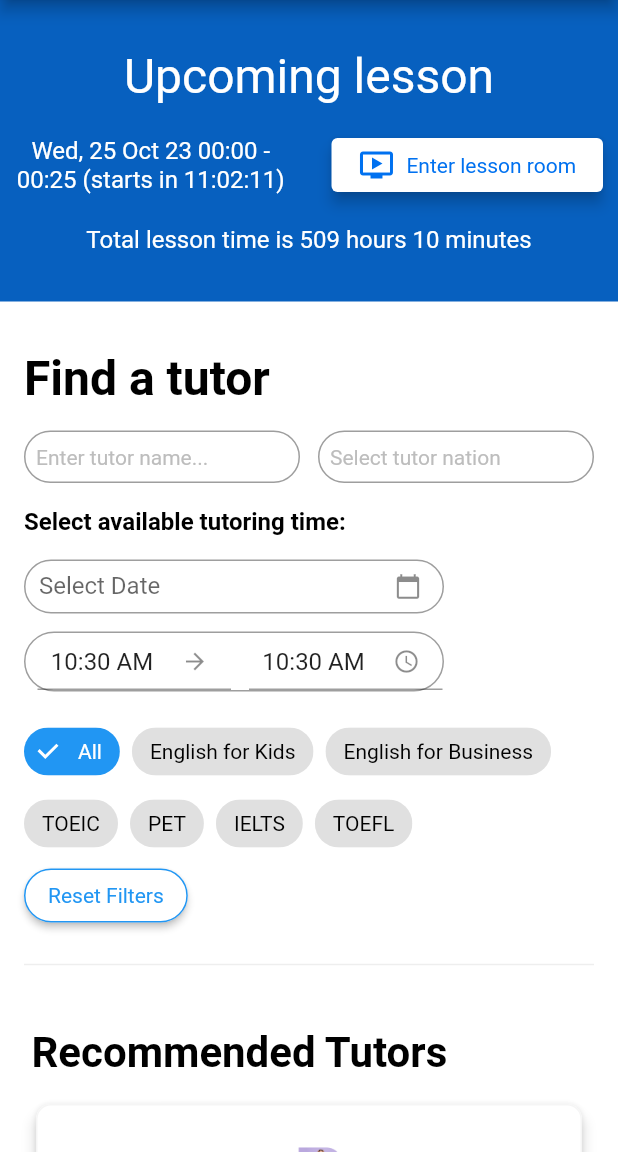
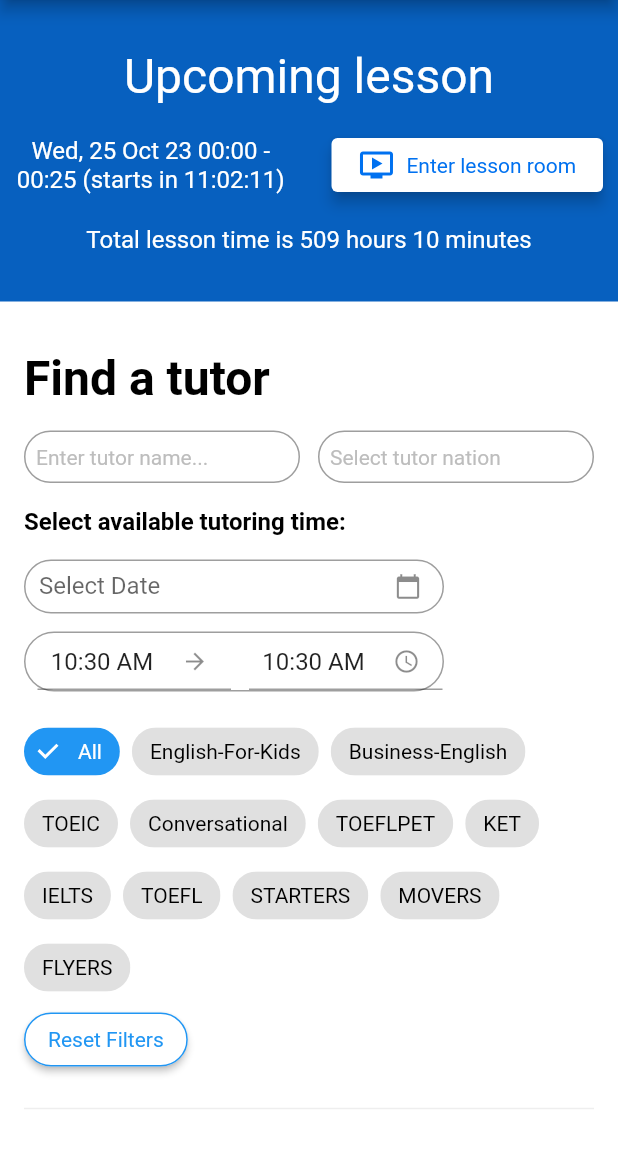
Before and after one commit to duongminhhieu/LetTutor-2024-Flutter-Education-Application, a Flutter app: the ListTeacherPage screen opened by its route, on a phone screen of 412 x 824 dp, the part 84-1236 px from its top. Run offline on Flutter 3.47's test engine with Material 2 defaults, Android fonts, the phone set to English and light mode, and no system bars; our stand-ins replace expandable_text, flutter_rating_bar, flutter_svg, persistent_bottom_nav_bar, youtube_player_flutter; missing offline and left inert: multiselect, syncfusion_flutter_pdfviewer.

Commit message:
done filter for list teacher Page

```diff
--- a/src/lib/data/model/tutor/tutor.dart
+++ b/src/lib/data/model/tutor/tutor.dart
@@ -1,98 +1,98 @@
 import 'package:src/data/model/tutor/tutor_feedback.dart';
 
 class Tutor {
-  final String id;
-  final String level;
-  final String email;
+  final String? id;
+  final String? level;
+  final String? email;
   final String? google;
   final String? facebook;
   final String? apple;
-  final String avatar;
-  final String name;
-  final String country;
-  final String phone;
-  final String language;
-  final String birthday;
-  final bool requestPassword;
-  final bool isActivated;
+  final String? avatar;
+  final String? name;
+  final String? country;
+  final String? phone;
+  final String? language;
+  final String? birthday;
+  final bool? requestPassword;
+  final bool? isActivated;
   final bool? isPhoneActivated;
   final String? requireNote;
-  final int timezone;
+  final int? timezone;
   final String? phoneAuth;
-  final bool isPhoneAuthActivated;
-  final String studySchedule;
-  final bool canSendMessage;
-  final bool isPublicRecord;
+  final bool? isPhoneAuthActivated;
+  final String? studySchedule;
+  final bool? canSendMessage;
+  final bool? isPublicRecord;
   final String? caredByStaffId;
   final String? zaloUserId;
-  final String createdAt;
-  final String updatedAt;
+  final String? createdAt;
+  final String? updatedAt;
   final String? deletedAt;
   final String? studentGroupId;
-  final List<Feedback> feedbacks;
-  final String video;
-  final String bio;
-  final String education;
-  final String experience;
-  final String profession;
+  final List<Feedback>? feedbacks;
+  final String? video;
+  final String? bio;
+  final String? education;
+  final String? experience;
+  final String? profession;
   final String? accent;
-  final String targetStudent;
-  final String interests;
-  final String languages;
-  final String specialties;
+  final String? targetStudent;
+  final String? interests;
+  final String? languages;
+  final String? specialties;
   final String? resume;
-  final double rating;
+  final double? rating;
   final bool? isNative;
   final String? youtubeVideoId;
-  final int price;
-  final bool isOnline;
+  final int? price;
+  final bool? isOnline;
 
   Tutor({
-    required this.id,
-    required this.level,
-    required this.email,
+     this.id,
+     this.level,
+     this.email,
     this.google,
     this.facebook,
     this.apple,
-    required this.avatar,
-    required this.name,
-    required this.country,
-    required this.phone,
-    required this.language,
-    required this.birthday,
-    required this.requestPassword,
-    required this.isActivated,
+     this.avatar,
+     this.name,
+     this.country,
+     this.phone,
+     this.language,
+     this.birthday,
+     this.requestPassword,
+     this.isActivated,
     this.isPhoneActivated,
     this.requireNote,
-    required this.timezone,
+     this.timezone,
     this.phoneAuth,
-    required this.isPhoneAuthActivated,
-    required this.studySchedule,
-    required this.canSendMessage,
-    required this.isPublicRecord,
+     this.isPhoneAuthActivated,
+     this.studySchedule,
+     this.canSendMessage,
+     this.isPublicRecord,
     this.caredByStaffId,
     this.zaloUserId,
-    required this.createdAt,
-    required this.updatedAt,
+     this.createdAt,
+     this.updatedAt,
     this.deletedAt,
     this.studentGroupId,
-    required this.feedbacks,
-    required this.video,
-    required this.bio,
-    required this.education,
-    required this.experience,
-    required this.profession,
+     this.feedbacks,
+     this.video,
+     this.bio,
+     this.education,
+     this.experience,
+     this.profession,
     this.accent,
-    required this.targetStudent,
-    required this.interests,
-    required this.languages,
-    required this.specialties,
+     this.targetStudent,
+     this.interests,
+     this.languages,
+     this.specialties,
     this.resume,
-    required this.rating,
+     this.rating,
     this.isNative,
     this.youtubeVideoId,
-    required this.price,
-    required this.isOnline,
+     this.price,
+     this.isOnline,
   });
 
   factory Tutor.fromJson(Map<String, dynamic> json) {
--- a/src/lib/pages/listTeacherPage/components/filter_component.dart
+++ b/src/lib/pages/listTeacherPage/components/filter_component.dart
@@ -1,10 +1,22 @@
 import 'package:flutter/material.dart';
+import 'package:provider/provider.dart';
+import 'package:src/data/model/tutor/tutor.dart';
+import 'package:src/providers/tutor_provider.dart';
 
 import '../../../commons/dateSelection.dart';
 import '../../../commons/timeRange.dart';
 
-class FilterComponent extends StatelessWidget {
+class FilterComponent extends StatefulWidget {
   const FilterComponent({Key? key}) : super(key: key);
+
+  @override
+  State<FilterComponent> createState() => _FilterComponentState();
+}
+
+class _FilterComponentState extends State<FilterComponent> {
+  TextEditingController tutorNameController = TextEditingController();
+  TextEditingController tutorNationController = TextEditingController();
+  String selectedFilter = 'All';
 
   @override
   Widget build(BuildContext context) {
@@ -29,7 +41,13 @@ class FilterComponent extends StatelessWidget {
               children: [
                 Expanded(
                   child: Container(
-                    child: TextField(
+                    child: Consumer<TutorProvider>(
+                      builder: (BuildContext context, TutorProvider tutorProvider, Widget? child) {
+                        return TextField(
+                          controller: tutorNameController,
+                          onChanged: (text){
+                            tutorProvider.searchTutor(filterStr: selectedFilter,tutorName: tutorNameController.text, tutorNation: tutorNationController.text);
+                          },
                           decoration: InputDecoration(
                             border: OutlineInputBorder(
                               borderRadius: BorderRadius.circular(40),
@@ -40,13 +58,21 @@ class FilterComponent extends StatelessWidget {
                             isDense: true, // Added this
                             contentPadding: EdgeInsets.all(8),
                           ),
+                        );
+                      },
                     ),
                   ),
                 ),
                 SizedBox(width: 12),
                 Expanded(
                   child: Container(
-                    child: TextField(
+                    child: Consumer<TutorProvider>(
+                      builder: (BuildContext context, TutorProvider tutorProvider, Widget? child) {
+                        return TextField(
+                          controller: tutorNationController,
+                          onChanged: (text){
+                            tutorProvider.searchTutor(filterStr: selectedFilter,tutorName: tutorNameController.text, tutorNation: tutorNationController.text);
+                          },
                           decoration: InputDecoration(
                             border: OutlineInputBorder(
                               borderRadius: BorderRadius.circular(40),
@@ -57,6 +83,8 @@ class FilterComponent extends StatelessWidget {
                             isDense: true, // Added this
                             contentPadding: EdgeInsets.all(8),
                           ),
+                        );
+                      },
                     ),
                   ),
                 ),
@@ -92,12 +120,16 @@ class FilterComponent extends StatelessWidget {
           ),
           Container(
             alignment: Alignment.centerLeft,
-            child: FilterWidget(),
+            child: FilterWidget(selectedFilter: selectedFilter, tutorNameController: tutorNameController, tutorNationController: tutorNationController),
           ),
           Container(
             alignment: Alignment.centerLeft,
             child: ElevatedButton(
-                onPressed: () {},
+                onPressed: () {
+                  tutorNameController.text = '';
+                  tutorNationController.text = '';
+                  selectedFilter = 'All';
+                },
                 style: ElevatedButton.styleFrom(
                   backgroundColor: Colors.white,
                   shape: RoundedRectangleBorder(
@@ -120,6 +152,12 @@ class FilterComponent extends StatelessWidget {
 }
 
 class FilterWidget extends StatefulWidget {
+
+  String selectedFilter;
+  TextEditingController tutorNameController;
+  TextEditingController tutorNationController;
+  FilterWidget({super.key, required this.selectedFilter, required this.tutorNameController, required this.tutorNationController});
+
   @override
   _FilterWidgetState createState() => _FilterWidgetState();
 }
@@ -127,16 +165,22 @@ class FilterWidget extends StatefulWidget {
 class _FilterWidgetState extends State<FilterWidget> {
   List<String> filterOptions = [
     'All',
-    'English for Kids',
-    'English for Business',
+    'English-For-Kids',
+    'Business-English',
     'TOEIC',
+    'Conversational',
+    "TOEFL"
     'PET',
+    "KET",
     'IELTS',
     'TOEFL',
+    "STARTERS",
+    "MOVERS",
+    "FLYERS",
+
     // add new filters
   ];
 
-  String selectedFilter = 'All';
 
   @override
   Widget build(BuildContext context) {
@@ -145,7 +189,9 @@ class _FilterWidgetState extends State<FilterWidget> {
         Wrap(
           spacing: 8.0, // Khoảng cách giữa các nút chọn
           children: filterOptions.map((option) {
-            final isSelected = selectedFilter == option;
+            final isSelected = widget.selectedFilter == option;
+            return Consumer<TutorProvider>(
+              builder: (BuildContext context, TutorProvider tutorProvider, Widget? child) {
                 return FilterChip(
                   backgroundColor: Colors.grey.shade300,
                   label: Text(
@@ -158,24 +204,21 @@ class _FilterWidgetState extends State<FilterWidget> {
                   onSelected: (isSelected) {
                     setState(() {
                       if (isSelected) {
-                    selectedFilter = option;
+                        widget.selectedFilter = option;
+                        tutorProvider.searchTutor(filterStr: widget.selectedFilter, tutorName: widget.tutorNameController.text, tutorNation: widget.tutorNationController.text);
                       } else {
-                    selectedFilter = 'All';
+                        widget.selectedFilter = 'All';
                       }
                     });
                   },
                   selectedColor: Colors.blue.shade500,
                   checkmarkColor: Colors.white,
                 );
+              },
+
+            );
           }).toList(),
         ),
-        // ElevatedButton(
-        //   onPressed: () {
-        //     // Thực hiện tìm kiếm hoặc xử lý dựa trên selectedFilter
-        //     print('Selected Filter: $selectedFilter');
-        //   },
-        //   child: Text('Apply Filter'),
-        // ),
       ],
     );
   }
--- a/src/lib/pages/listTeacherPage/components/listTeacher_component.dart
+++ b/src/lib/pages/listTeacherPage/components/listTeacher_component.dart
@@ -11,12 +11,10 @@ class ListTeacherComponent extends StatefulWidget {
 }
 
 class _ListTeacherComponentState extends State<ListTeacherComponent> {
-
   @override
   Widget build(BuildContext context) {
-    return Consumer<TutorProvider>(
-      builder: (BuildContext context, tutorProvider, Widget? child) {
-        tutorProvider.getTutors(); // get mock data
+    TutorProvider tutorProvider = context.watch<TutorProvider>();
+    debugPrint("List tutor in listteacher component: " + tutorProvider.tutors.toString());
     return Container(
       padding: const EdgeInsets.only(top: 32, left: 16, right: 16),
       alignment: Alignment.centerLeft,
@@ -40,41 +38,40 @@ class _ListTeacherComponentState extends State<ListTeacherComponent> {
             itemCount: tutorProvider.tutors.length,
             itemBuilder: (context, index) {
               return TutorTeacherCard(
-                    imageAsset:  tutorProvider.tutors[index].avatar,
-                    name:  tutorProvider.tutors[index].name,
-                    rating:  tutorProvider.tutors[index].rating,
-                    subtitle:  tutorProvider.tutors[index].bio,
+                imageAsset: tutorProvider.tutors[index].avatar,
+                name: tutorProvider.tutors[index].name,
+                rating: tutorProvider.tutors[index].rating,
+                subtitle: tutorProvider.tutors[index].bio,
                 isFavorite: false,
-                    filterLabels: convertStringToFilterLabels(tutorProvider.tutors[index].specialties),
+                filterLabels: convertStringToFilterLabels(
+                    tutorProvider.tutors[index].specialties),
               );
             },
           )
         ],
       ),
     );
-      },
-    );
   }
 
-  List<String> convertStringToFilterLabels(String inputString) {
-    List<String> labels = inputString.split(',');
+  List<String>? convertStringToFilterLabels(String? inputString) {
+    List<String>? labels = inputString?.split(',');
 
     // Một mapping giữa các từ khóa trong chuỗi và nhãn tương ứng
     Map<String, String> keywordToLabel = {
-      'business-english': 'English for Business ',
-      'conversational-english': 'English for Conversational',
+      'business-english': 'English for Business',
+      'conversational-english': 'Conversational',
       'english-for-kids': 'English for Kids',
       'ielts': 'IELTS',
-      'starters': 'Starters',
-      'movers': 'Movers',
-      'flyers': 'Flyers',
+      'starters': 'STARTERS',
+      'movers': 'MOVERS',
+      'flyers': 'FLYERS',
       'ket': 'KET',
       'pet': 'PET',
       'toefl': 'TOEFL',
       'toeic': 'TOEIC',
     };
 
-    List<String> filterLabels = labels.map((label) {
+    List<String>? filterLabels = labels?.map((label) {
       return keywordToLabel[label] ?? label;
     }).toList();
 
--- a/src/lib/pages/listTeacherPage/components/tutorTeacherCard.dart
+++ b/src/lib/pages/listTeacherPage/components/tutorTeacherCard.dart
@@ -2,20 +2,20 @@ import 'package:flutter/material.dart';
 import 'package:flutter_svg/svg.dart';
 
 class TutorTeacherCard extends StatefulWidget {
-  final String imageAsset;
-  final String name;
-  final double rating;
-  final String subtitle;
-  final bool isFavorite;
-  final List<String> filterLabels; // Danh sách các nhãn cho FilterChips
+  final String? imageAsset;
+  final String? name;
+  final double? rating;
+  final String? subtitle;
+  final bool? isFavorite;
+  final List<String>? filterLabels; // Danh sách các nhãn cho FilterChips
 
   TutorTeacherCard({
-    required this.imageAsset,
-    required this.name,
-    required this.rating,
-    required this.subtitle,
-    required this.isFavorite,
-    required this.filterLabels, // Thêm danh sách nhãn
+     this.imageAsset,
+     this.name,
+     this.rating,
+     this.subtitle,
+     this.isFavorite,
+     this.filterLabels, // Thêm danh sách nhãn
   });
 
   @override
@@ -28,7 +28,7 @@ class _TutorTeacherCardState extends State<TutorTeacherCard> {
   @override
   void initState() {
     super.initState();
-    _isFavorite = widget.isFavorite;
+    _isFavorite = widget.isFavorite!;
   }
 
   @override
@@ -88,7 +88,7 @@ class _TutorTeacherCardState extends State<TutorTeacherCard> {
                   child: Container(
                     alignment: Alignment.centerLeft,
                     child: Text(
-                      widget.name,
+                      widget.name != null ? widget.name! : '',
                       style: const TextStyle(
                         fontSize: 24,
                         color: Colors.black,
@@ -120,7 +120,7 @@ class _TutorTeacherCardState extends State<TutorTeacherCard> {
               children: <Widget>[
                 for (int i = 0; i < 5; i++)
                   Icon(
-                    i < widget.rating ? Icons.star : Icons.star_border,
+                    i < widget.rating! ? Icons.star : Icons.star_border,
                     color: Colors.yellow,
                     size: 16,
                   ),
@@ -130,7 +130,7 @@ class _TutorTeacherCardState extends State<TutorTeacherCard> {
               alignment: Alignment.centerLeft,
               child: Wrap(
                 spacing: 8.0,
-                children: widget.filterLabels.map((label) {
+                children: widget.filterLabels!.map((label) {
                   return FilterChip(
                     backgroundColor: Colors.lightBlue.shade100,
                     label: Text(
@@ -151,7 +151,7 @@ class _TutorTeacherCardState extends State<TutorTeacherCard> {
             Container(
               alignment: Alignment.centerLeft,
               child: Text(
-                widget.subtitle,
+                widget.subtitle!,
                 textAlign: TextAlign.justify,
                 maxLines: 4,
                 overflow: TextOverflow.ellipsis,
```
Also changed, not shown: src/lib/assets/tutor-mock-data.json (+128 -0 lines), src/lib/data/repository/tutor_repository.dart (+28 -0 lines), src/lib/main.dart (+7 -5 lines), src/lib/providers/tutor_provider.dart (+13 -0 lines), 1 other file. Lines whose indentation alone changed are shown as unchanged.
